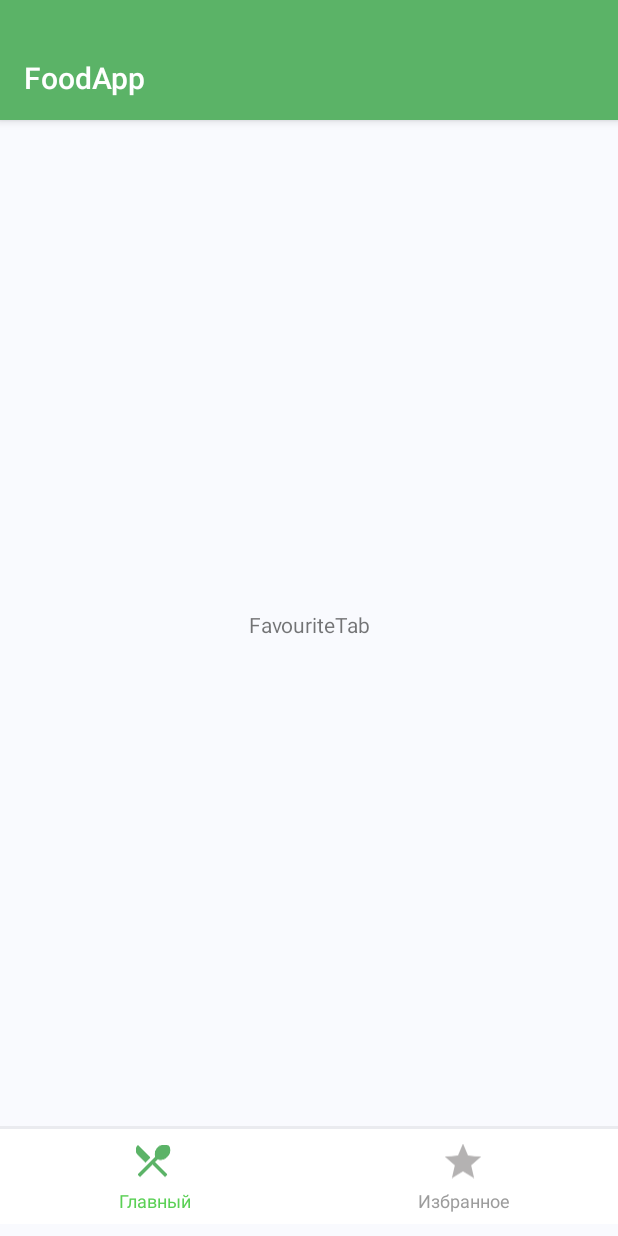
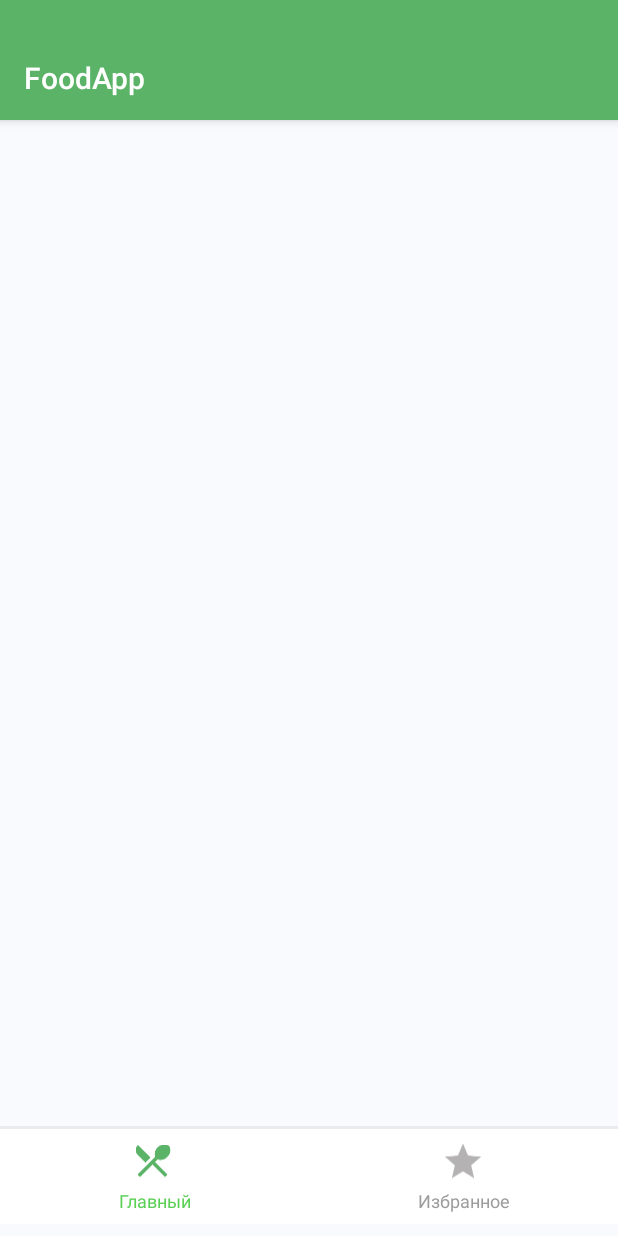
Before and after one commit to whitelext/rebrain-android, an Android app: the fragment FavouriteFragment placed in its activity, on a phone screen of 412 x 824 dp. Run offline under Robolectric (Android 15) with nearby library versions, the phone set to English and light mode, and no system bars; our stand-ins replace Dagger/Hilt's generated code, Timber; 2 statements that could not run were skipped.

Commit message:
favorites screen

```diff
--- a/FoodApp/app/build.gradle
+++ b/FoodApp/app/build.gradle
@@ -23,11 +23,15 @@ android {
             proguardFiles getDefaultProguardFile('proguard-android-optimize.txt'), 'proguard-rules.pro'
         }
     }
+    kotlinOptions {
+        jvmTarget = '1.8'
+    }
 }
 
 dependencies {
     implementation fileTree(dir: 'libs', include: ['*.jar'])
     //AndroidX
+    implementation "androidx.fragment:fragment-ktx:$fragmentKtxVersion"
     implementation "androidx.appcompat:appcompat:$appcompatVersion"
     implementation "androidx.legacy:legacy-support-v4:$legacyVersion"
     implementation "androidx.lifecycle:lifecycle-extensions:$lifecycleVersion"
--- a/FoodApp/app/src/main/java/di/ProductModule.kt
+++ b/FoodApp/app/src/main/java/di/ProductModule.kt
@@ -4,6 +4,8 @@ import androidx.fragment.app.Fragment
 import androidx.lifecycle.ViewModelProviders
 import dagger.Module
 import dagger.Provides
+import interactor.FavoriteListStorage
+import interactor.repositories.FavoritesRepository
 import interactor.repositories.ProductModeRepository
 import interactor.repositories.ProductsRepository
 import screen.main.viewmodel.ProductListViewModel
@@ -20,17 +22,27 @@ class ProductModule(private val fragment: Fragment, private val generator: Gener
 
     @Provides
     @PerScreen
+    fun provideStorage(): FavoriteListStorage = FavoriteListStorage()
+
+    @Provides
+    @PerScreen
+    fun provideRepository(storage: FavoriteListStorage): FavoritesRepository =
+        FavoritesRepository(storage)
+
+    @Provides
+    @PerScreen
     fun provideProductListViewModelFactory(
         productsRepository: ProductsRepository,
-        productModeRepository: ProductModeRepository
+        productModeRepository: ProductModeRepository,
+        favoritesRepository: FavoritesRepository
     ): ProductListViewModelFactory =
-        ProductListViewModelFactory(productsRepository, productModeRepository)
+        ProductListViewModelFactory(productsRepository, productModeRepository, favoritesRepository)
 
     @Provides
     @PerScreen
     fun provideProductListViewModel(productListViewModelFactory: ProductListViewModelFactory): ProductListViewModel =
         ViewModelProviders.of(
-            fragment,
+            fragment.activity!!,
             productListViewModelFactory
         )
             .get(ProductListViewModel::class.java)
--- /dev/null
+++ b/FoodApp/app/src/main/java/interactor/FavoriteListStorage.kt
@@ -0,0 +1,27 @@
+package interactor
+
+import domain.Product
+import javax.inject.Inject
+
+class FavoriteListStorage @Inject constructor() {
+
+    private val favoriteList: MutableList<Product> = mutableListOf()
+    /**
+     * Returns list of favorite products
+     *
+     */
+    fun getElement() = favoriteList
+
+    /**
+     * Saving value of element to list
+     *
+     */
+    fun saveElement(value: Product) = favoriteList.add(value)
+
+    /**
+     * Removing element from list
+     *
+     */
+    fun removeElement(value: Product) = favoriteList.remove(value)
+
+}
--- /dev/null
+++ b/FoodApp/app/src/main/java/interactor/repositories/FavoritesRepository.kt
@@ -0,0 +1,29 @@
+package interactor.repositories
+
+import domain.Product
+import interactor.FavoriteListStorage
+import javax.inject.Inject
+
+/**
+ * Repository for working with list of favorite products
+ */
+class FavoritesRepository @Inject constructor(private var favoriteListStorage: FavoriteListStorage) {
+    /**
+     * Returns list of  favorite products
+     *
+     */
+    fun getFavoriteList() = favoriteListStorage.getElement()
+
+    /**
+     * Saving value of element to list
+     *
+     */
+    fun saveElement(value: Product) = favoriteListStorage.saveElement(value)
+
+    /**
+     * Removing element from list
+     *
+     */
+    fun removeElement(value: Product) = favoriteListStorage.removeElement(value)
+
+}
--- a/FoodApp/app/src/main/java/interactor/repositories/ProductsRepository.kt
+++ b/FoodApp/app/src/main/java/interactor/repositories/ProductsRepository.kt
@@ -8,7 +8,7 @@ import javax.inject.Inject
 /**
  * A class that manage data from data sources
  */
-class ProductsRepository@Inject constructor(private val foodGenerator: Generator) {
+class ProductsRepository @Inject constructor(private val foodGenerator: Generator) {
     /**
      * @return [List] of [Product]
      */
@@ -33,6 +33,4 @@ class ProductsRepository@Inject constructor(private val foodGenerator: Generator
             R.drawable.img_carousel_10
         )
     }
-
-
 }
--- a/FoodApp/app/src/main/java/screen/main/FavouriteFragment.kt
+++ b/FoodApp/app/src/main/java/screen/main/FavouriteFragment.kt
@@ -6,17 +6,43 @@ import android.view.LayoutInflater
 import android.view.View
 import android.view.ViewGroup
 import androidx.fragment.app.Fragment
+import androidx.lifecycle.Observer
+import androidx.recyclerview.widget.LinearLayoutManager
+import androidx.recyclerview.widget.RecyclerView
+import com.example.foodapp.FoodApplication
 import com.example.foodapp.R
+import di.DaggerMainActivityComponent
+import di.ProductModule
+import kotlinx.android.synthetic.main.fragment_favourite.*
+import screen.main.rview.FavoriteListAdapter
+import screen.main.viewmodel.ProductListViewModel
 import utils.BaseFragment
+import utils.Generator
+import javax.inject.Inject
 
 /**
  * A [Fragment] subclass for showing favourite food
  *
  */
-class FavouriteFragment : BaseFragment(){
+class FavouriteFragment : BaseFragment() {
 
+    private val favoriteListAdapter = FavoriteListAdapter()
     override fun getFragmentTag(): String {
         return TAG
+    }
+
+    @Inject
+    lateinit var viewModel: ProductListViewModel
+
+
+    override fun onCreate(savedInstanceState: Bundle?) {
+        val component =
+            DaggerMainActivityComponent.builder()
+                .appComponent(((this.activity!!.application) as FoodApplication).getAppComponent())
+                .productModule(ProductModule(this, Generator))
+                .build()
+        component.inject(this)
+        super.onCreate(savedInstanceState)
     }
 
     override fun onCreateView(
@@ -26,10 +52,42 @@ class FavouriteFragment : BaseFragment(){
         return inflater.inflate(R.layout.fragment_favourite, container, false)
     }
 
+    override fun onViewCreated(view: View, savedInstanceState: Bundle?) {
+        super.onViewCreated(view, savedInstanceState)
+        initViewModel()
+        initRv(LinearLayoutManager(context))
+        favoriteListAdapter.setFavoritesList(viewModel.getFavoritesList())
+        favoriteListAdapter.notifyDataSetChanged()
+        initSwipeToRefresh()
+    }
+
+    private fun initRv(lm: RecyclerView.LayoutManager) {
+        with(recyclerView_favorites) {
+            layoutManager = lm
+            adapter = favoriteListAdapter
+        }
+    }
+
+    private fun initSwipeToRefresh() {
+        swipe_refresh_favorites.setProgressViewOffset(false, 200, 350)
+        swipe_refresh_favorites.setColorSchemeResources(R.color.colorToolbar)
+        swipe_refresh_favorites.setOnRefreshListener {
+            favoriteListAdapter.setFavoritesList(viewModel.getFavoritesList())
+            swipe_refresh_favorites.isRefreshing = false
+        }
+    }
+
+    private fun initViewModel() {
+        viewModel.favoriteList.observe(
+            this,
+            Observer { favoriteListAdapter.setFavoritesList(it) })
+    }
+
     companion object {
         fun newInstance(): FavouriteFragment {
             return FavouriteFragment()
         }
+
         const val TAG = "FavoriteFragment"
     }
 }
--- a/FoodApp/app/src/main/java/screen/main/MainActivity.kt
+++ b/FoodApp/app/src/main/java/screen/main/MainActivity.kt
@@ -54,8 +54,8 @@ class MainActivity : BaseActivity() {
         }
         val fragment = FragmentTypeMap[fragmentType]
         val fragmentTransaction = supportFragmentManager.beginTransaction()
-        if (supportFragmentManager.findFragmentById(fragment!!.id) == null) {
-            fragmentTransaction.add(R.id.container, fragment)
+        if (supportFragmentManager.findFragmentByTag((fragment as BaseFragment).getFragmentTag()) == null) {
+            fragmentTransaction.add(R.id.container, fragment, fragment.getFragmentTag())
         } else {
             fragmentTransaction.attach(fragment)
         }
--- a/FoodApp/app/src/main/java/screen/main/MainFragment.kt
+++ b/FoodApp/app/src/main/java/screen/main/MainFragment.kt
@@ -9,8 +9,10 @@ import androidx.recyclerview.widget.LinearLayoutManager
 import androidx.recyclerview.widget.RecyclerView
 import com.example.foodapp.FoodApplication
 import com.example.foodapp.R
-import di.DaggerMainFragmentComponent
+import di.DaggerMainActivityComponent
 import di.ProductModule
+import interactor.FavoriteListStorage
+import interactor.repositories.FavoritesRepository
 import kotlinx.android.synthetic.main.fragment_main.*
 import org.jetbrains.anko.toast
 import screen.main.rview.FoodListAdapter
@@ -26,11 +28,13 @@ import javax.inject.Inject
  */
 class MainFragment : BaseFragment() {
 
-    private val foodListAdapter = FoodListAdapter()
+    private var favoriteListRepository = FavoritesRepository(FavoriteListStorage())
     private var lm = LinearLayoutManager(context)
     private val decor = MarginItemDecoration(11)
     @Inject
     lateinit var viewModel: ProductListViewModel
+
+    private val foodListAdapter = FoodListAdapter()
 
     override fun getFragmentTag(): String {
         return TAG
@@ -39,11 +43,12 @@ class MainFragment : BaseFragment() {
     override fun onCreate(savedInstanceState: Bundle?) {
         setHasOptionsMenu(true)
         val component =
-            DaggerMainFragmentComponent.builder()
+            DaggerMainActivityComponent.builder()
                 .appComponent(((this.activity!!.application) as FoodApplication).getAppComponent())
                 .productModule(ProductModule(this, Generator))
                 .build()
         component.inject(this)
+        favoriteListRepository = component.favoriteListRepository()
         super.onCreate(savedInstanceState)
     }
 
@@ -66,8 +71,14 @@ class MainFragment : BaseFragment() {
             lm = LinearLayoutManager(context)
         initRv(lm)
         foodListAdapter.setProductList(viewModel.getProductList())
+        foodListAdapter.setFavoritesList(viewModel.getFavoritesList())
         initSwipeToRefresh()
         foodListAdapter.notifyDataSetChanged()
+    }
+
+    override fun onPause() {
+        viewModel.setFavoriteList(foodListAdapter.favoriteList)
+        super.onPause()
     }
 
     override fun onCreateOptionsMenu(menu: Menu, inflater: MenuInflater) {
@@ -105,11 +116,11 @@ class MainFragment : BaseFragment() {
     }
 
     private fun initSwipeToRefresh() {
-        swiperefresh.setProgressViewOffset(false, 200, 350)
-        swiperefresh.setColorSchemeResources(R.color.colorToolbar)
-        swiperefresh.setOnRefreshListener {
+        swipe_refresh_main.setProgressViewOffset(false, 200, 350)
+        swipe_refresh_main.setColorSchemeResources(R.color.colorToolbar)
+        swipe_refresh_main.setOnRefreshListener {
             foodListAdapter.setProductList(viewModel.shuffleProductList())
-            swiperefresh.isRefreshing = false
+            swipe_refresh_main.isRefreshing = false
         }
     }
 
--- /dev/null
+++ b/FoodApp/app/src/main/java/screen/main/rview/FavoriteListAdapter.kt
@@ -0,0 +1,63 @@
+package screen.main.rview
+
+import android.view.LayoutInflater
+import android.view.View
+import android.view.ViewGroup
+import android.widget.ImageButton
+import android.widget.ImageView
+import android.widget.TextView
+import androidx.recyclerview.widget.RecyclerView
+import com.bumptech.glide.Glide
+import com.example.foodapp.R
+import domain.Product
+import kotlinx.android.synthetic.main.favorite_list_item.view.*
+
+class FavoriteListAdapter : RecyclerView.Adapter<RecyclerView.ViewHolder>() {
+
+    var favoriteList: MutableList<Product> = mutableListOf()
+        private set
+
+
+    override fun onCreateViewHolder(parent: ViewGroup, viewType: Int): RecyclerView.ViewHolder {
+        val layoutRv = R.layout.favorite_list_item
+        return FavoriteProductHolder(
+            LayoutInflater.from(parent.context).inflate(
+                layoutRv,
+                parent,
+                false
+            )
+        )
+    }
+
+    fun setFavoritesList(list: MutableList<Product>) {
+        favoriteList = list
+        notifyDataSetChanged()
+    }
+
+    override fun getItemCount(): Int {
+        return favoriteList.size
+    }
+
+    override fun onBindViewHolder(holder: RecyclerView.ViewHolder, position: Int) {
+        (holder as FavoriteProductHolder).bind(favoriteList[position])
+    }
+
+    inner class FavoriteProductHolder(v: View) : RecyclerView.ViewHolder(v) {
+
+        private val productNameView: TextView = v.card_favorite_element_text
+        private val productPriceView: TextView = v.card_favorite_element_price
+        private val productImageView: ImageView = v.card_favorite_element_image
+        private val favButton: ImageButton = v.card_favorite_button
+
+        fun bind(data: Product) {
+            productNameView.text = data.name
+            productPriceView.text = "${data.id}"
+            Glide.with(productImageView.context).load(data.imageId).into(productImageView)
+            favButton.setOnClickListener{
+                favoriteList.remove(data)
+                notifyDataSetChanged()
+            }
+        }
+    }
+
+}
--- a/FoodApp/app/src/main/java/screen/main/rview/FoodListAdapter.kt
+++ b/FoodApp/app/src/main/java/screen/main/rview/FoodListAdapter.kt
@@ -32,6 +32,9 @@ class FoodListAdapter : RecyclerView.Adapter<RecyclerView.ViewHolder>() {
 
     var carouselCheckedItem: Int = 0
 
+    var favoriteList: MutableList<Product> = mutableListOf()
+        private set
+
     lateinit var buyButtonListener: (context: Context, id: String) -> Toast
 
     override fun onCreateViewHolder(parent: ViewGroup, viewType: Int): RecyclerView.ViewHolder {
@@ -61,6 +64,11 @@ class FoodListAdapter : RecyclerView.Adapter<RecyclerView.ViewHolder>() {
 
     fun setProductList(list: List<Product>) {
         productList = list
+        notifyDataSetChanged()
+    }
+
+    fun setFavoritesList(list: MutableList<Product>) {
+        favoriteList = list
         notifyDataSetChanged()
     }
 
@@ -98,6 +106,8 @@ class FoodListAdapter : RecyclerView.Adapter<RecyclerView.ViewHolder>() {
             productPriceView.text = "${data.id}"
             Glide.with(productImageView.context).load(data.imageId).into(productImageView)
             buyImageButton.setOnClickListener {
+                if (!favoriteList.contains(data))
+                    favoriteList.add(data)
                 buyButtonListener(it.context, "${data.id}")
             }
         }
--- a/FoodApp/app/src/main/java/screen/main/viewmodel/ProductListViewModel.kt
+++ b/FoodApp/app/src/main/java/screen/main/viewmodel/ProductListViewModel.kt
@@ -4,6 +4,7 @@ import androidx.lifecycle.LiveData
 import androidx.lifecycle.MutableLiveData
 import androidx.lifecycle.ViewModel
 import domain.Product
+import interactor.repositories.FavoritesRepository
 import interactor.repositories.ProductModeRepository
 import interactor.repositories.ProductsRepository
 
@@ -12,7 +13,8 @@ import interactor.repositories.ProductsRepository
  */
 class ProductListViewModel(
     private val productsRepository: ProductsRepository,
-    private val productModeRepository: ProductModeRepository
+    private val productModeRepository: ProductModeRepository,
+    private val favoritesRepository: FavoritesRepository
 ) : ViewModel() {
     private val _productList = MutableLiveData<List<Product>>()
     val productList: LiveData<List<Product>>
@@ -22,15 +24,29 @@ class ProductListViewModel(
     val isListGrid: LiveData<Boolean>
         get() = _isListGrid
 
+    private val _favoriteList = MutableLiveData<MutableList<Product>>()
+    val favoriteList: LiveData<MutableList<Product>>
+        get() = _favoriteList
+
     init {
         _productList.value = productsRepository.getProductList()
         _isListGrid.value = productModeRepository.isModeGrid()
+        _favoriteList.value = favoritesRepository.getFavoriteList()
     }
 
     /**
      * @return [List] of [Product] or empty list
      */
     fun getProductList(): List<Product> = _productList.value ?: listOf()
+
+    /**
+     * @return [MutableList] of [Product] or empty list
+     */
+    fun getFavoritesList(): MutableList<Product> = _favoriteList.value ?: mutableListOf()
+
+    fun setFavoriteList(favorites: MutableList<Product>) {
+        _favoriteList.value = favorites
+    }
 
     /**
      * @return true if display mode is Grid
--- a/FoodApp/app/src/main/java/screen/main/viewmodel/ProductListViewModelFactory.kt
+++ b/FoodApp/app/src/main/java/screen/main/viewmodel/ProductListViewModelFactory.kt
@@ -2,6 +2,7 @@ package screen.main.viewmodel
 
 import androidx.lifecycle.ViewModel
 import androidx.lifecycle.ViewModelProvider
+import interactor.repositories.FavoritesRepository
 import interactor.repositories.ProductModeRepository
 import interactor.repositories.ProductsRepository
 import javax.inject.Inject
@@ -9,12 +10,19 @@ import javax.inject.Inject
 /**
  * Factory for [ProductListViewModel]
  */
+@Suppress("UNCHECKED_CAST")
 class ProductListViewModelFactory @Inject constructor(
     private val productsRepository: ProductsRepository,
-    private val productModeRepository: ProductModeRepository
+    private val productModeRepository: ProductModeRepository,
+    private val favoritesRepository: FavoritesRepository
+
 ) :
     ViewModelProvider.Factory {
     override fun <T : ViewModel?> create(modelClass: Class<T>): T {
-        return ProductListViewModel(productsRepository,productModeRepository) as T
+        return ProductListViewModel(
+            productsRepository,
+            productModeRepository,
+            favoritesRepository
+        ) as T
     }
 }
--- /dev/null
+++ b/FoodApp/app/src/main/res/drawable/ic_star_orange_13dp.xml
@@ -0,0 +1,5 @@
+<vector android:height="13dp" android:tint="#FF9800"
+    android:viewportHeight="24.0" android:viewportWidth="24.0"
+    android:width="13dp" xmlns:android="http://schemas.android.com/apk/res/android">
+    <path android:fillColor="#FF000000" android:pathData="M12,17.27L18.18,21l-1.64,-7.03L22,9.24l-7.19,-0.61L12,2 9.19,8.63 2,9.24l5.46,4.73L5.82,21z"/>
+</vector>
--- a/FoodApp/app/src/main/res/layout/fragment_favourite.xml
+++ b/FoodApp/app/src/main/res/layout/fragment_favourite.xml
@@ -3,12 +3,19 @@
     android:layout_width="match_parent"
     android:layout_height="match_parent"
     tools:context="screen.main.FavouriteFragment"
-    android:paddingTop="80dp">
+    android:paddingTop="17dp">
 
-    <TextView
+
+    <androidx.swiperefreshlayout.widget.SwipeRefreshLayout
+        xmlns:android="http://schemas.android.com/apk/res/android"
+        android:id="@+id/swipe_refresh_favorites"
         android:layout_width="match_parent"
-        android:layout_height="match_parent"
-        android:gravity="center"
-        android:text="@string/favouriteTab" />
+        android:layout_height="match_parent">
+        <androidx.recyclerview.widget.RecyclerView
+            android:paddingTop="80dp"
+            android:id="@+id/recyclerView_favorites"
+            android:layout_width="match_parent"
+            android:layout_height="match_parent" />
+    </androidx.swiperefreshlayout.widget.SwipeRefreshLayout>
 
 </FrameLayout>
--- a/FoodApp/app/src/main/res/layout/fragment_main.xml
+++ b/FoodApp/app/src/main/res/layout/fragment_main.xml
@@ -7,7 +7,7 @@
         tools:context="screen.main.MainActivity">
         <androidx.swiperefreshlayout.widget.SwipeRefreshLayout
             xmlns:android="http://schemas.android.com/apk/res/android"
-            android:id="@+id/swiperefresh"
+            android:id="@+id/swipe_refresh_main"
             android:layout_width="match_parent"
             android:layout_height="match_parent">
             <androidx.recyclerview.widget.RecyclerView
```
Also changed, not shown: FoodApp/app/src/main/java/di/MainActivityComponent.kt (renamed from FoodApp/app/src/main/java/di/MainFragmentComponent.kt, +7 -1 lines), FoodApp/app/src/main/res/drawable/ic_favorites_item.xml (added, +15 -0 lines), FoodApp/app/src/main/res/layout/favorite_list_item.xml (added, +77 -0 lines), FoodApp/config.gradle (+10 -9 lines).
